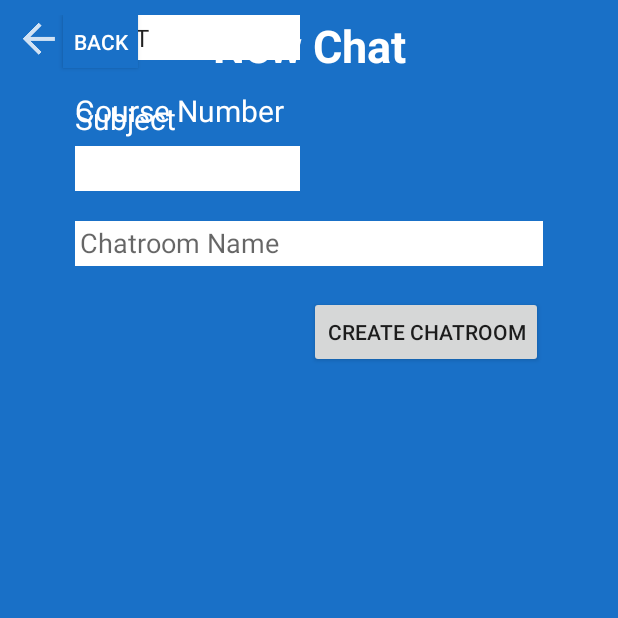
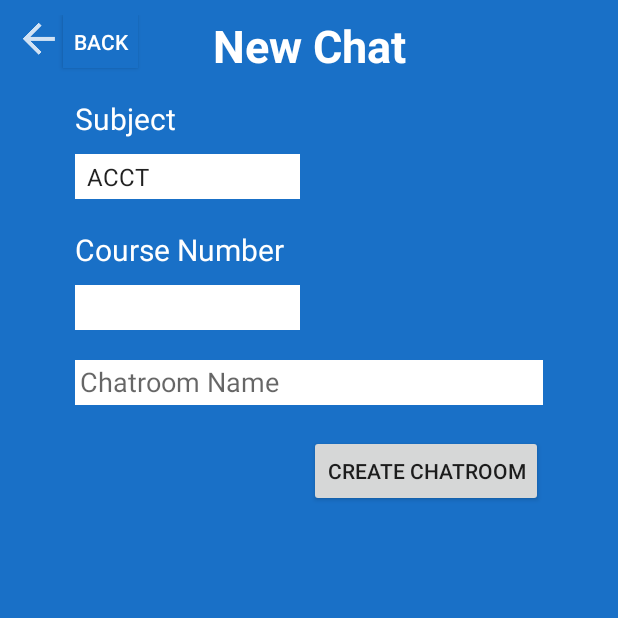
Before and after one commit to snguyen64/StuddyBuddy, an Android app: the ChatRoomCreateActivity screen opened directly, with no data from a screen before it, on a phone screen of 412 x 824 dp, the top half of it. Run offline under Robolectric (Android 15) with nearby library versions, the phone set to English and light mode, and no system bars; 1 statement that could not run was skipped.

Commit message:
found the line that was messing up the ui

```diff
--- a/StuddyBuddy/app/src/main/res/layout/activity_chat_room_create.xml
+++ b/StuddyBuddy/app/src/main/res/layout/activity_chat_room_create.xml
@@ -14,7 +14,7 @@
         android:layout_height="30dp"
         android:background="@color/cardview_light_background"
         android:ems="10"
-        android:hint="Chatroom Name"
+        android:hint="@string/chatroom_name"
         android:inputType="textPersonName"
         android:padding="3dp"
         app:layout_constraintLeft_toLeftOf="parent"
@@ -39,6 +39,7 @@
         tools:layout_constraintLeft_creator="1"
         tools:layout_constraintRight_creator="1"
         tools:layout_constraintTop_creator="1"
+        app:layout_constraintTop_toBottomOf="@id/subjectText"
         android:layout_marginTop="10dp"/>
 
     <Spinner
@@ -127,7 +128,7 @@
         android:layout_marginEnd="8dp"
         android:layout_marginStart="8dp"
         android:layout_marginTop="0dp"
-        android:text="New Chat"
+        android:text="@string/new_chat"
         android:textColor="@color/cardview_light_background"
         android:textSize="30sp"
         android:textStyle="bold"
--- a/StuddyBuddy/app/src/main/res/values/strings.xml
+++ b/StuddyBuddy/app/src/main/res/values/strings.xml
@@ -32,4 +32,6 @@
     <string name="create_chatroom">Create Chatroom</string>
     <string name="chats">Chats</string>
     <string name="add_course">Add Course</string>
+    <string name="chatroom_name">Chatroom Name</string>
+    <string name="new_chat">New Chat</string>
 </resources>
```
